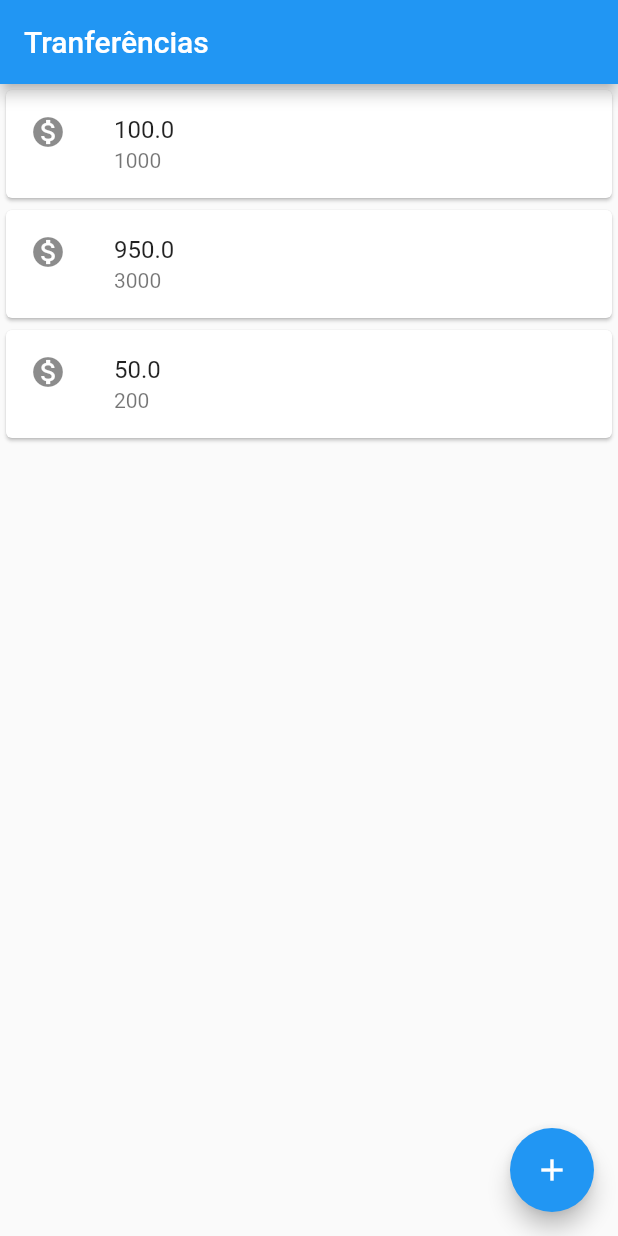
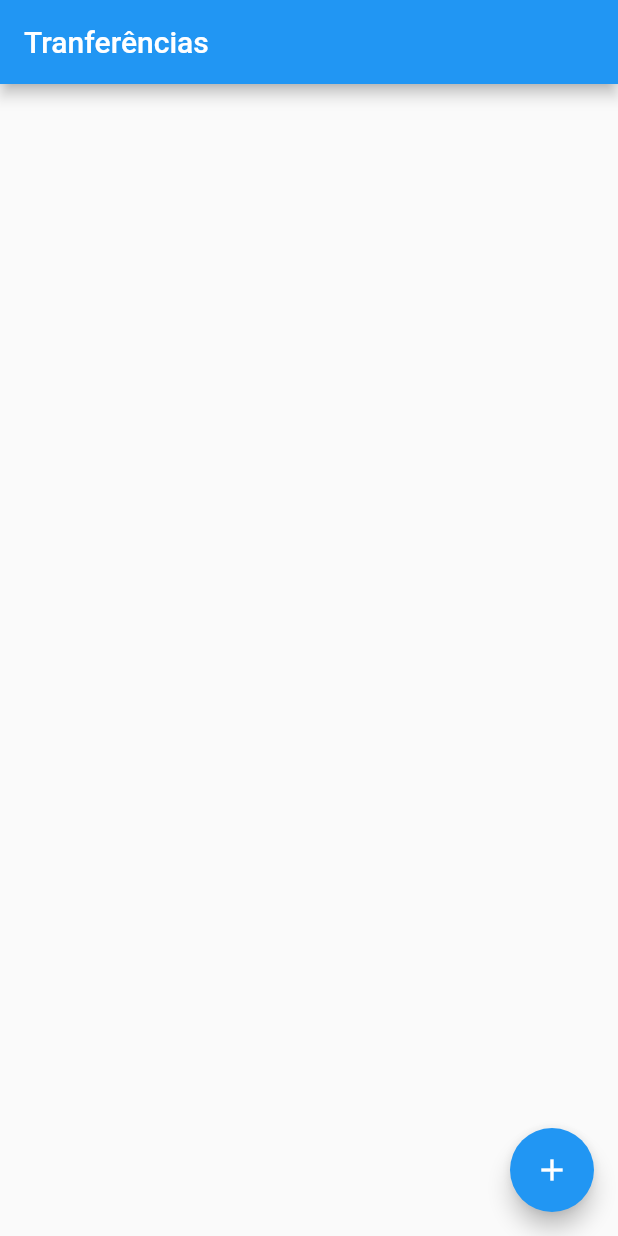
Before and after one commit to adrianowead/flutter-alura-fundamentos, a Flutter app: the screen it shows after launch, on a phone screen of 412 x 824 dp. Run offline on Flutter 3.47's test engine with Material 2 defaults, Android fonts, the phone set to English and light mode, and no system bars.

Commit message:
Implementada lista dinâmica e utilizando o stateful

```diff
--- a/bytebank/lib/listaTransferencias.dart
+++ b/bytebank/lib/listaTransferencias.dart
@@ -3,17 +3,29 @@ import 'package:bytebank/itemTransferencia.dart';
 import 'package:bytebank/transferencia.dart';
 import 'package:flutter/material.dart';
 
-class ListaTransferencias extends StatelessWidget {
+class ListaTransferencias extends StatefulWidget {
+  final List<Transferecia> _transferencias =
+      List(); // inicializando com uma lista vazia
+
+  @override
+  State<StatefulWidget> createState() {
+    return ListaTransferenciasState();
+  }
+}
+
+class ListaTransferenciasState extends State<ListaTransferencias> {
   @override
   Widget build(BuildContext context) {
     return Scaffold(
       appBar: AppBar(title: const Text('Tranferências')),
-      body: Column(
-        children: <Widget>[
-          ItemTransferencia(Transferecia(valor: 100, conta: 1000)),
-          ItemTransferencia(Transferecia(valor: 950, conta: 3000)),
-          ItemTransferencia(Transferecia(valor: 50, conta: 200)),
-        ],
+      // o listview builder, suporta atualizações dinâmicas
+      // diferente do listview simples
+      body: ListView.builder(
+        itemCount: widget._transferencias.length,
+        itemBuilder: (BuildContext context, int index) {
+          final transf = widget._transferencias[index];
+          return ItemTransferencia(transf);
+        },
       ),
       floatingActionButton: FloatingActionButton(
         onPressed: () {
@@ -23,7 +35,7 @@ class ListaTransferencias extends StatelessWidget {
                   builder: (context) => FormularioTransferencias()));
 
           future.then((Transferecia transferenciaRecebida) {
-            debugPrint('$transferenciaRecebida');
+            widget._transferencias.add(transferenciaRecebida);
           });
         },
         child: Icon(Icons.add),
```
